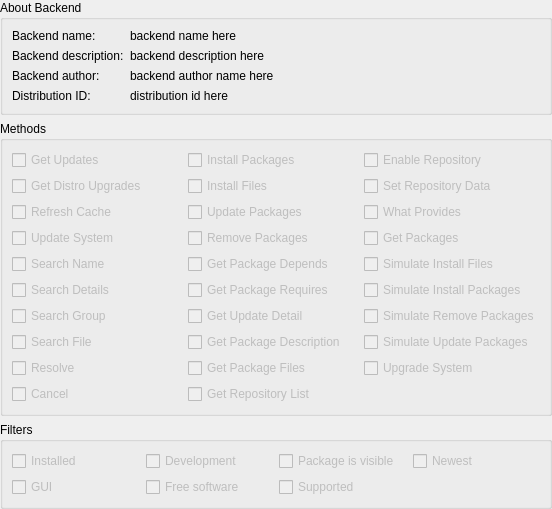
This is Apper/BackendDetails.ui in KDE/apper as Qt 5 draws it before an edit. The edited form follows.
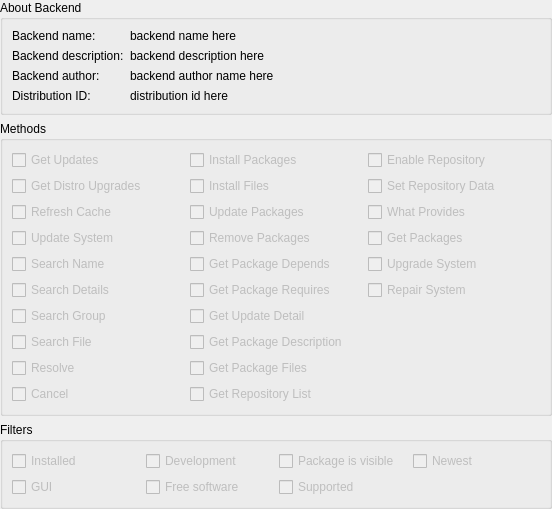
This is the edited form.

Commit message: Make Apper compile with PackageKit 0.8.x, we aren't backwards compatibility

What changed in the file:
```diff
--- a/Apper/BackendDetails.ui
+++ b/Apper/BackendDetails.ui
@@ -414,46 +414,6 @@
        </widget>
       </item>
       <item row="4" column="3">
-       <widget class="QCheckBox" name="simulateInstallFilesCB">
-        <property name="enabled">
-         <bool>false</bool>
-        </property>
-        <property name="text">
-         <string>Simulate Install Files</string>
-        </property>
-       </widget>
-      </item>
-      <item row="5" column="3">
-       <widget class="QCheckBox" name="simulateInstallPackagesCB">
-        <property name="enabled">
-         <bool>false</bool>
-        </property>
-        <property name="text">
-         <string>Simulate Install Packages</string>
-        </property>
-       </widget>
-      </item>
-      <item row="6" column="3">
-       <widget class="QCheckBox" name="simulateRemovePackagesCB">
-        <property name="enabled">
-         <bool>false</bool>
-        </property>
-        <property name="text">
-         <string>Simulate Remove Packages</string>
-        </property>
-       </widget>
-      </item>
-      <item row="7" column="3">
-       <widget class="QCheckBox" name="simulateUpdatePackagesCB">
-        <property name="enabled">
-         <bool>false</bool>
-        </property>
-        <property name="text">
-         <string>Simulate Update Packages</string>
-        </property>
-       </widget>
-      </item>
-      <item row="8" column="3">
        <widget class="QCheckBox" name="upgradeSystemCB">
         <property name="enabled">
          <bool>false</bool>
@@ -463,6 +423,16 @@
         </property>
        </widget>
       </item>
+      <item row="5" column="3">
+       <widget class="QCheckBox" name="repairSystemCB">
+        <property name="enabled">
+         <bool>false</bool>
+        </property>
+        <property name="text">
+         <string>Repair System</string>
+        </property>
+       </widget>
+      </item>
      </layout>
     </widget>
    </item>
```
The commit also changes 13 other files.
